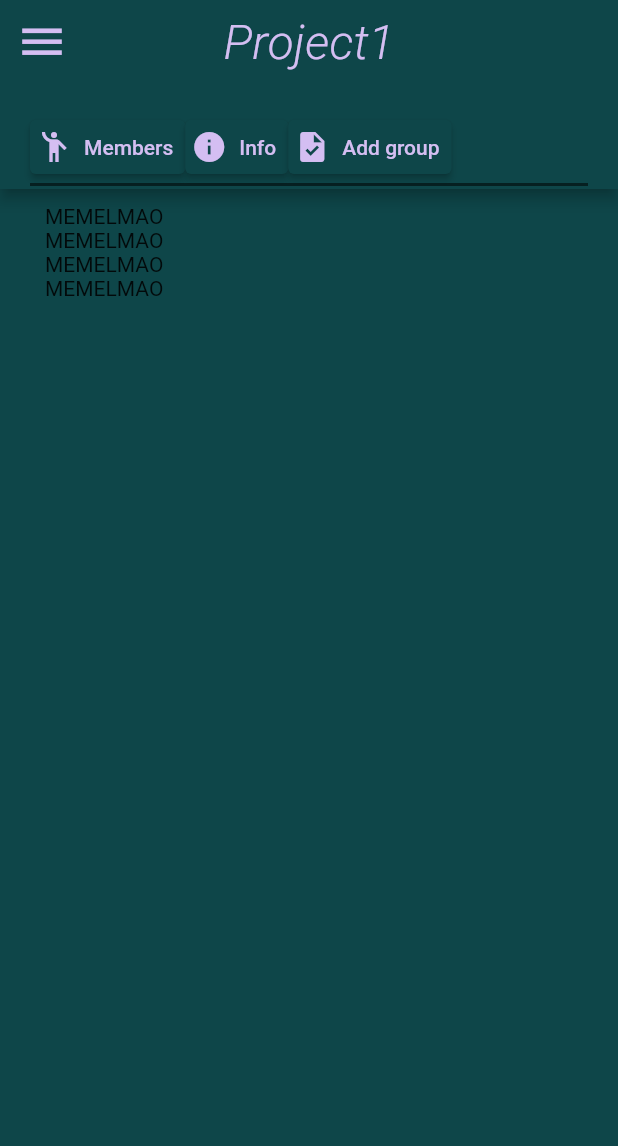
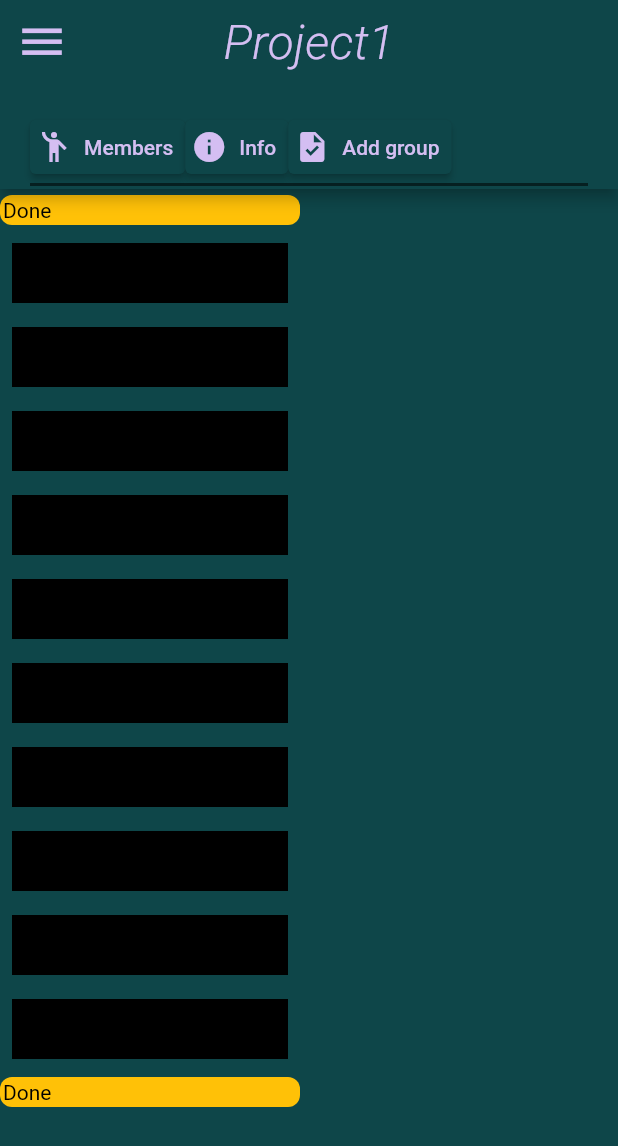
Before and after one commit to O-Tempora/Mobiles, a Flutter app: the ProjectPage screen opened directly, on a phone screen of 412 x 824 dp. Shown: the top 1146 px of the screen. Run offline on Flutter 3.47's test engine with Material 2 defaults, Android fonts, the phone set to English and light mode, and no system bars; our stand-ins replace flutter_svg.

Commit message:
feat: added scrollable listview to a main page

```diff
--- a/app/lib/components/GroupName.dart
+++ b/app/lib/components/GroupName.dart
@@ -6,7 +6,8 @@ class GroupName extends StatelessWidget {
   @override
   Widget build(BuildContext context) {
     return Container(
-      alignment: Alignment.bottomLeft,
+      alignment: Alignment.centerLeft,
+      width: double.maxFinite,
       margin: const EdgeInsets.fromLTRB(0, 4, 0, 4),
       decoration: const BoxDecoration(
         color: Colors.amber,
--- /dev/null
+++ b/app/lib/pages/info.dart
@@ -0,0 +1,16 @@
+import 'package:flutter/src/widgets/container.dart';
+import 'package:flutter/src/widgets/framework.dart';
+
+class InfoPage extends StatefulWidget {
+  const InfoPage({super.key});
+
+  @override
+  State<InfoPage> createState() => _InfoPageState();
+}
+
+class _InfoPageState extends State<InfoPage> {
+  @override
+  Widget build(BuildContext context) {
+    return Container();
+  }
+}
--- a/app/lib/pages/project.dart
+++ b/app/lib/pages/project.dart
@@ -15,29 +15,89 @@ class _ProjectPageState extends State<ProjectPage> {
     return Scaffold(
       backgroundColor: Theme.of(context).primaryColor,
       appBar: navBar(),
-      body: ListView(
-          scrollDirection: Axis.horizontal,
-          shrinkWrap: true,
-          padding: const EdgeInsets.fromLTRB(30, 10, 30, 0),
-          children: <Column>[
-            Column(
-              children: [
-                Text('MEME'),
-                Text('MEME'),
-                Text('MEME'),
-                Text('MEME'),
-              ],
-            ),
-            Column(
-              children: [
-                Text('LMAO'),
-                Text('LMAO'),
-                Text('LMAO'),
-                Text('LMAO'),
-              ],
-            ),
+      body: SafeArea(
+        child: Row(
+          children: [
+            SizedBox(
+              width: 200,
+              height: double.maxFinite,
+              child: Column(
+                children: [
+                  GroupName(),
+                  Flexible(
+                    child: ListView(
+                      shrinkWrap: true,
+                      children: [
+                        Container(
+                          width: 100,
+                          height: 40,
+                          color: Colors.black,
+                          margin: EdgeInsets.all(8),
+                        ),
+                        Container(
+                          width: 100,
+                          height: 40,
+                          color: Colors.black,
+                          margin: EdgeInsets.all(8),
+                        ),
+                        Container(
+                          width: 100,
+                          height: 40,
+                          color: Colors.black,
+                          margin: EdgeInsets.all(8),
+                        ),
+                        Container(
+                          width: 100,
+                          height: 40,
+                          color: Colors.black,
+                          margin: EdgeInsets.all(8),
+                        ),
+                        Container(
+                          width: 100,
+                          height: 40,
+                          color: Colors.black,
+                          margin: EdgeInsets.all(8),
+                        ),
+                        Container(
+                          width: 100,
+                          height: 40,
+                          color: Colors.black,
+                          margin: EdgeInsets.all(8),
+                        ),
+                        Container(
+                          width: 100,
+                          height: 40,
+                          color: Colors.black,
+                          margin: EdgeInsets.all(8),
+                        ),
+                        Container(
+                          width: 100,
+                          height: 40,
+                          color: Colors.black,
+                          margin: EdgeInsets.all(8),
+                        ),
+                        Container(
+                          width: 100,
+                          height: 40,
+                          color: Colors.black,
+                          margin: EdgeInsets.all(8),
+                        ),
+                        Container(
+                          width: 100,
+                          height: 40,
+                          color: Colors.black,
+                          margin: EdgeInsets.all(8),
+                        ),
+                      ],
+                    ),
+                  ),
+                  GroupName()
+                ]
+              ),
+            )
           ],
         )
+      )
     );
   }
 
```
